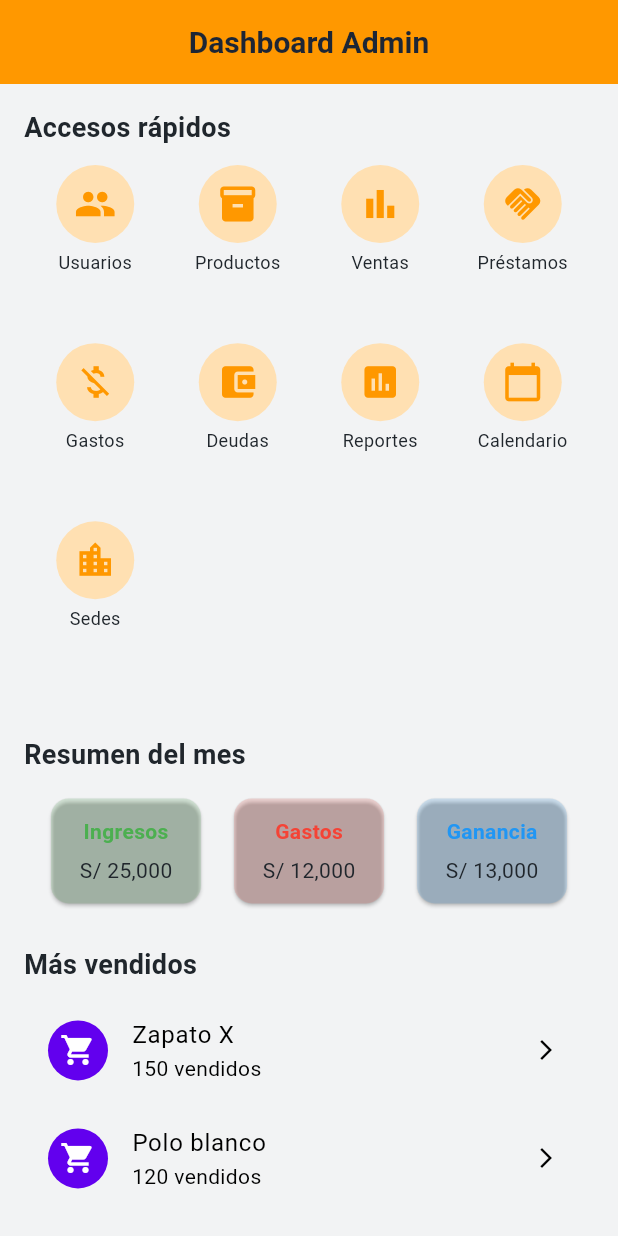
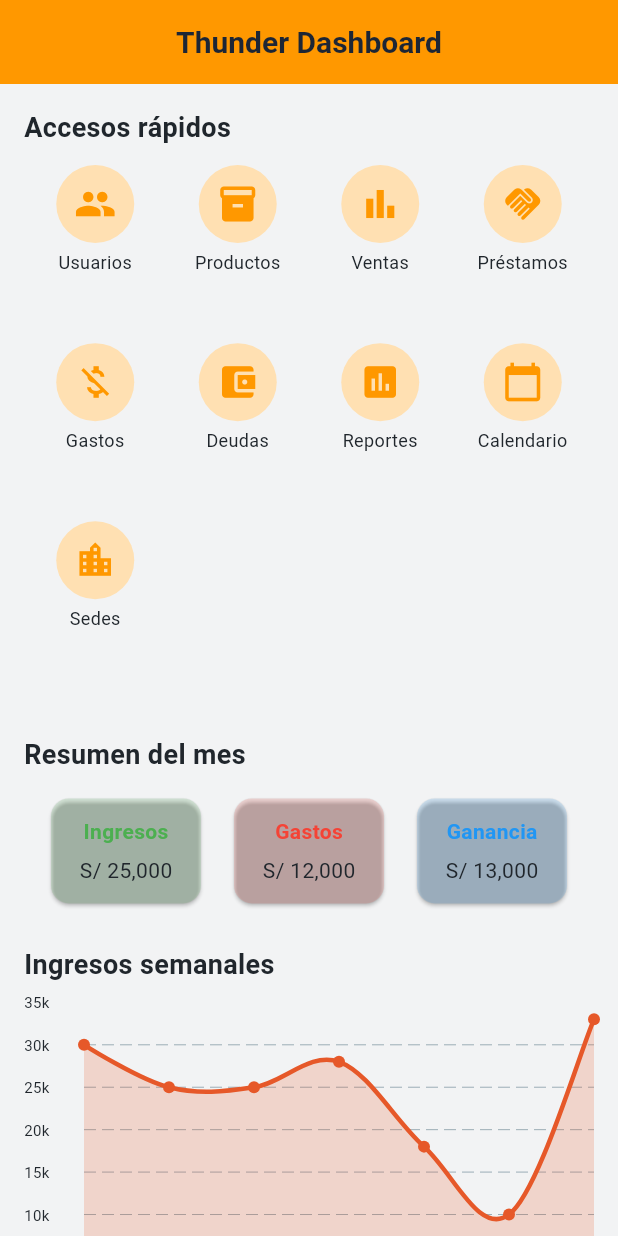
Before and after one commit to DanielfQo/Tienda_online, a Flutter app: the HomeAdminPage screen opened by its route, on a phone screen of 412 x 824 dp. Run offline on Flutter 3.47's test engine with Material 3 defaults, Android fonts, the phone set to English and light mode, and no system bars; drawn by our look-alikes of fl_chart; our stand-ins replace go_router.

Commit message:
Cambios en las rutas, alistando para el merge

```diff
--- a/lib/presentation/pages/home_admin_page.dart
+++ b/lib/presentation/pages/home_admin_page.dart
@@ -3,6 +3,7 @@ import '../../core/theme/light_color.dart';
 import '../widgets/custom_button.dart';
 import '../widgets/admin_category_button.dart';
 import '../widgets/resumen_card.dart';
+import '../widgets/ingresos_line_chart.dart';
 
 class HomeAdminPage extends StatelessWidget {
   const HomeAdminPage({super.key});
@@ -24,7 +25,7 @@ class HomeAdminPage extends StatelessWidget {
     return Scaffold(
       backgroundColor: LightColor.backgroundProfile,
       appBar: AppBar(
-        title: const Text('Dashboard Admin'),
+        title: const Text('Thunder Dashboard'),
         centerTitle: true,
         backgroundColor: Colors.orange,
       ),
@@ -88,6 +89,14 @@ class HomeAdminPage extends StatelessWidget {
 
             const SizedBox(height: 24),
             const Text(
+              'Ingresos semanales',
+              style: TextStyle(fontSize: 18, fontWeight: FontWeight.bold),
+            ),
+            SizedBox(height: 12),
+            const IngresosLineChart(),
+
+            const SizedBox(height: 24),
+            const Text(
               'Más vendidos',
               style: TextStyle(fontSize: 18, fontWeight: FontWeight.bold),
             ),
--- /dev/null
+++ b/lib/presentation/widgets/ingresos_line_chart.dart
@@ -0,0 +1,83 @@
+import 'package:fl_chart/fl_chart.dart';
+import 'package:flutter/material.dart';
+import '../../core/theme/light_color.dart';
+
+class IngresosLineChart extends StatelessWidget {
+  const IngresosLineChart({super.key});
+
+  @override
+  Widget build(BuildContext context) {
+    return SizedBox(
+      height: 220,
+      child: LineChart(
+        LineChartData(
+          minY: 0,
+          maxY: 35,
+          titlesData: FlTitlesData(
+            leftTitles: AxisTitles(
+              sideTitles: SideTitles(
+                showTitles: true,
+                interval: 5,
+                reservedSize: 40,
+                getTitlesWidget: (value, _) => Text(
+                  '${value.toInt()}k',
+                  style: const TextStyle(fontSize: 10),
+                ),
+              ),
+            ),
+            bottomTitles: AxisTitles(
+              sideTitles: SideTitles(
+                showTitles: true,
+                getTitlesWidget: (value, _) {
+                  const days = [
+                    'Lun',
+                    'Mar',
+                    'Mié',
+                    'Jue',
+                    'Vie',
+                    'Sáb',
+                    'Dom',
+                  ];
+                  return Text(
+                    days[value.toInt()],
+                    style: const TextStyle(fontSize: 10),
+                  );
+                },
+                interval: 1,
+              ),
+            ),
+            topTitles: AxisTitles(sideTitles: SideTitles(showTitles: false)),
+            rightTitles: AxisTitles(sideTitles: SideTitles(showTitles: false)),
+          ),
+          gridData: FlGridData(
+            show: true,
+            horizontalInterval: 5,
+            drawVerticalLine: false,
+          ),
+          borderData: FlBorderData(show: false),
+          lineBarsData: [
+            LineChartBarData(
+              spots: const [
+                FlSpot(0, 30),
+                FlSpot(1, 25),
+                FlSpot(2, 25),
+                FlSpot(3, 28),
+                FlSpot(4, 18),
+                FlSpot(5, 10),
+                FlSpot(6, 33),
+              ],
+              isCurved: true,
+              color: LightColor.orange,
+              barWidth: 3,
+              dotData: FlDotData(show: true),
+              belowBarData: BarAreaData(
+                show: true,
+                color: LightColor.orange.withOpacity(0.2),
+              ),
+            ),
+          ],
+        ),
+      ),
+    );
+  }
+}
--- a/lib/routes/app_routes.dart
+++ b/lib/routes/app_routes.dart
@@ -7,4 +7,9 @@ class AppRoutes {
   static const String orderHistory = '/pedidos';
   static const String addressBook = '/addresses';
   static const String homeAdmin = '/home_admin';
+  static const String usersAdmin = '/users_admin';
+  static const String productsAdmin = '/products_admin';
+  static const String salesAdmin = '/sales_admin';
+  static const String debtsAdmin = '/debts_admin';
+  static const String billsAdmin = '/bills_admin';
 }
```
